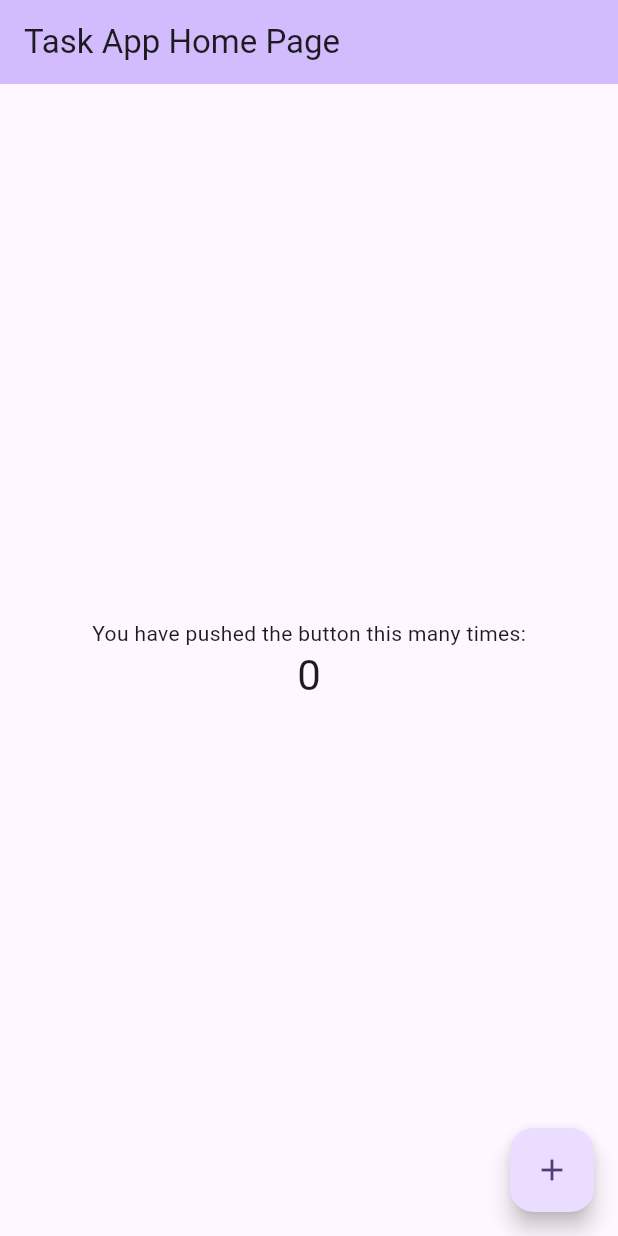
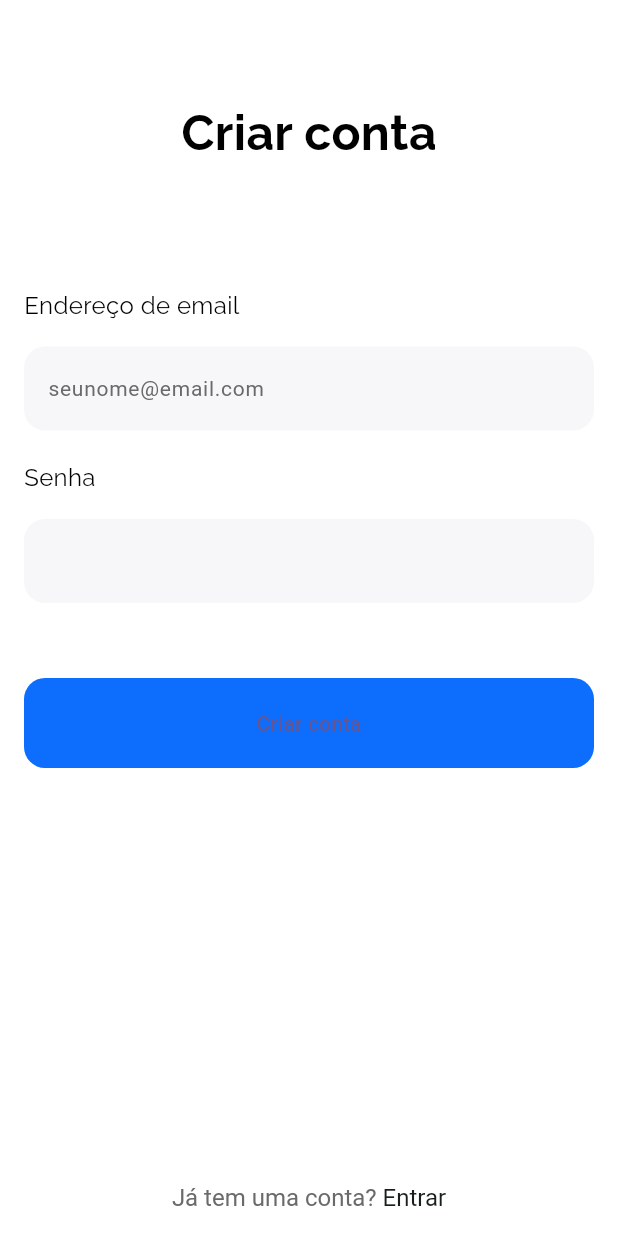
Before and after one commit to luhelenals/task-app, a Flutter app: the screen it shows after launch, on a phone screen of 412 x 824 dp. Run offline on Flutter 3.47's test engine with Material 3 defaults, Android fonts, the phone set to English and light mode, and no system bars; our stand-ins replace firebase_auth, firebase_core, fluttertoast, google_fonts; accounts and stored records are empty.

Commit message:
telas e service de login e criação de conta

```diff
--- a/lib/main.dart
+++ b/lib/main.dart
@@ -1,6 +1,15 @@
+import 'package:firebase_core/firebase_core.dart';
 import 'package:flutter/material.dart';
+import 'package:task_app/firebase_options.dart';
+import 'package:task_app/pages/signup.dart';
 
-void main() {
+Future <void> main() async {
+  WidgetsFlutterBinding.ensureInitialized;
+
+  await Firebase.initializeApp(
+    options: DefaultFirebaseOptions.currentPlatform
+  );
+
   runApp(const MyApp());
 }
 
@@ -15,12 +24,12 @@ class MyApp extends StatelessWidget {
         colorScheme: ColorScheme.fromSeed(seedColor: Colors.deepPurple),
         useMaterial3: true,
       ),
-      home: const MyHomePage(title: 'Task App Home Page'),
+      home: Signup(),//MyHomePage(title: 'Task App Home Page'),
     );
   }
 }
 
-class MyHomePage extends StatefulWidget {
+/* class MyHomePage extends StatefulWidget {
   const MyHomePage({super.key, required this.title});
 
   final String title;
@@ -68,3 +77,4 @@ class _MyHomePageState extends State<MyHomePage> {
     );
   }
 }
+ */
--- /dev/null
+++ b/lib/pages/signup.dart
@@ -0,0 +1,181 @@
+import 'package:task_app/pages/login.dart';
+import 'package:task_app/services/auth_service.dart';
+import 'package:flutter/gestures.dart';
+import 'package:flutter/material.dart';
+import 'package:google_fonts/google_fonts.dart';
+
+class Signup extends StatelessWidget {
+  Signup({super.key});
+
+  final TextEditingController _emailController = TextEditingController();
+  final TextEditingController _passwordController = TextEditingController();
+
+  @override
+  Widget build(BuildContext context) {
+    return Scaffold(
+      backgroundColor: Colors.white,
+      resizeToAvoidBottomInset: true,
+      bottomNavigationBar: _signin(context),
+      appBar: AppBar(
+        backgroundColor: Colors.transparent,
+        elevation: 0,
+        toolbarHeight: 50,
+      ),
+      body: SafeArea(
+        child: SingleChildScrollView(
+         padding: const EdgeInsets.symmetric(horizontal: 16,vertical: 16),
+          child: Column(
+            children: [
+              Center(
+                child: Text(
+                  'Criar conta',
+                  style: GoogleFonts.raleway(
+                    textStyle: const TextStyle(
+                      color: Colors.black,
+                      fontWeight: FontWeight.bold,
+                      fontSize: 32
+                    )
+                  ),
+                ),
+              ),
+              const SizedBox(height: 80,),
+               _emailAddress(),
+               const SizedBox(height: 20,),
+               _password(),
+               const SizedBox(height: 50,),
+               _signup(context),
+            ],
+          ),
+
+      ),
+      )
+    );
+  }
+
+  Widget _emailAddress() {
+    return Column(
+      mainAxisAlignment: MainAxisAlignment.start,
+      crossAxisAlignment: CrossAxisAlignment.start,
+      children: [
+        Text(
+          'Endereço de email',
+          style: GoogleFonts.raleway(
+            textStyle: const TextStyle(
+              color: Colors.black,
+              fontWeight: FontWeight.normal,
+              fontSize: 16
+            )
+          ),
+        ),
+        const SizedBox(height: 16,),
+        TextField(
+          controller: _emailController,
+          decoration: InputDecoration(
+            filled: true,
+            hintText: 'seunome@email.com',
+            hintStyle: const TextStyle(
+              color: Color(0xff6A6A6A),
+              fontWeight: FontWeight.normal,
+              fontSize: 14
+            ),
+            fillColor: const Color(0xffF7F7F9) ,
+            border: OutlineInputBorder(
+              borderSide: BorderSide.none,
+              borderRadius: BorderRadius.circular(14)
+            )
+          ),
+        )
+      ],
+    );
+  }
+
+  Widget _password() {
+    return Column(
+      mainAxisAlignment: MainAxisAlignment.start,
+      crossAxisAlignment: CrossAxisAlignment.start,
+      children: [
+        Text(
+          'Senha',
+          style: GoogleFonts.raleway(
+            textStyle: const TextStyle(
+              color: Colors.black,
+              fontWeight: FontWeight.normal,
+              fontSize: 16
+            )
+          ),
+        ),
+        const SizedBox(height: 16,),
+        TextField(
+          controller: _passwordController,
+          obscureText: true,
+          decoration: InputDecoration(
+            filled: true,
+            fillColor: const Color(0xffF7F7F9) ,
+            border: OutlineInputBorder(
+              borderSide: BorderSide.none,
+              borderRadius: BorderRadius.circular(14)
+            )
+          ),
+        )
+      ],
+    );
+  }
+
+  Widget _signup(BuildContext context) {
+    return ElevatedButton(
+      style: ElevatedButton.styleFrom(
+        backgroundColor: const Color(0xff0D6EFD),
+          shape: RoundedRectangleBorder(
+            borderRadius: BorderRadius.circular(14),
+          ),
+          minimumSize: const Size(double.infinity, 60),
+          elevation: 0,
+      ),
+      onPressed: () async {
+       await AuthService().signup(
+          email: _emailController.text,
+          password: _passwordController.text,
+          context: context
+        );
+      },
+      child: const Text("Criar conta"),
+    );
+  }
+
+  Widget _signin(BuildContext context) {
+    return Padding(
+      padding: const EdgeInsets.only(bottom: 16),
+      child: RichText(
+        textAlign: TextAlign.center,
+        text: TextSpan(
+          children: [
+            const TextSpan(
+                text: "Já tem uma conta? ",
+                style: TextStyle(
+                  color: Color(0xff6A6A6A),
+                  fontWeight: FontWeight.normal,
+                  fontSize: 16
+                ),
+              ),
+              TextSpan(
+                text: "Entrar",
+                style: const TextStyle(
+                    color: Color(0xff1A1D1E),
+                    fontWeight: FontWeight.normal,
+                    fontSize: 16
+                  ),
+                  recognizer: TapGestureRecognizer()..onTap = () {
+                    Navigator.push(
+                      context,
+                      MaterialPageRoute(
+                        builder: (context) => Login()
+                      ),
+                    );
+                  }
+              ),
+          ]
+        )
+      ),
+    );
+  }
+}
--- a/pubspec.yaml
+++ b/pubspec.yaml
@@ -30,7 +30,10 @@ environment:
 dependencies:
   flutter:
     sdk: flutter
-  firebase_core: ^2.24.0
+  firebase_core: ^3.13.0
+  google_fonts: ^6.2.1
+  fluttertoast: ^8.2.12
+  firebase_auth: ^5.5.2
 
 
   # The following adds the Cupertino Icons font to your application.
```
Also changed, not shown: lib/pages/home.dart (added, +13 -0 lines), lib/pages/login.dart (added, +199 -0 lines), lib/services/auth_service.dart (added, +97 -0 lines), pubspec.lock, 3 other files.
